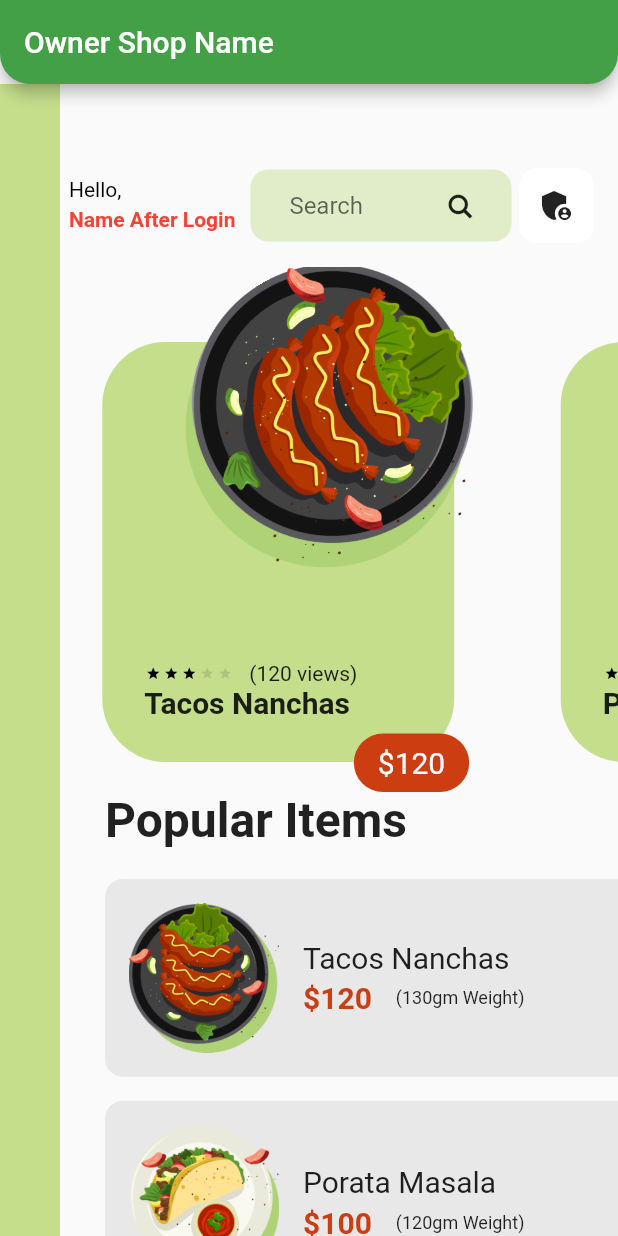
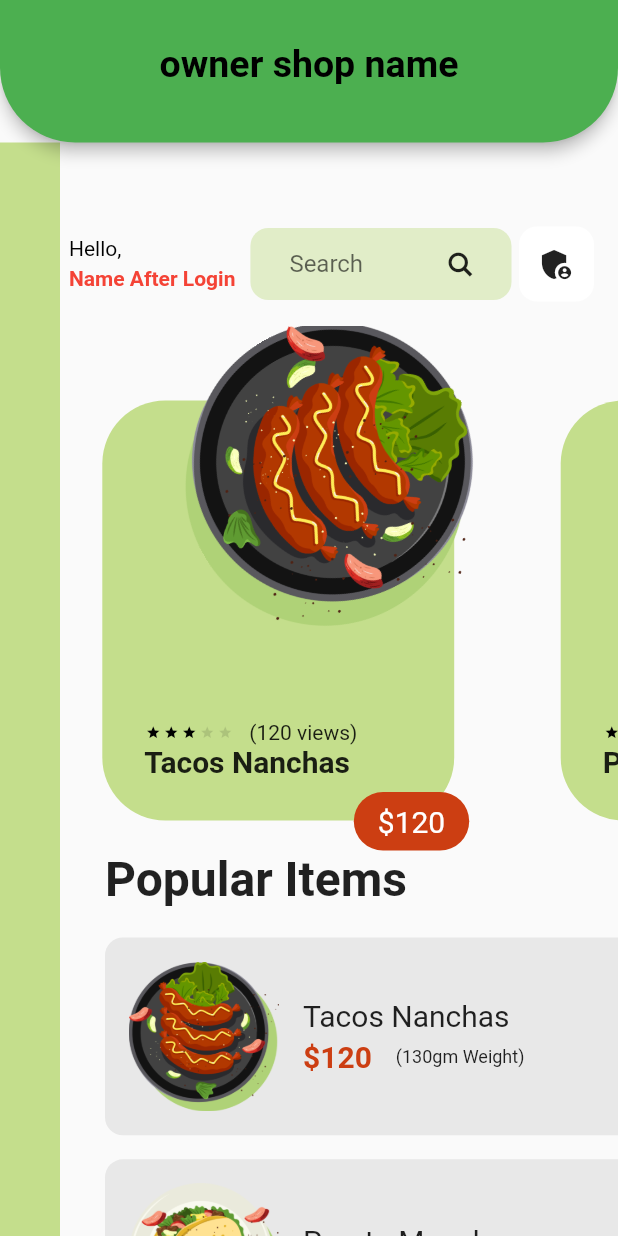
Before and after one commit to TEJESH5210/FOODAPPFLUTTER, a Flutter app: the screen it shows after launch, on a phone screen of 412 x 824 dp. Run offline on Flutter 3.47's test engine with Material 2 defaults, Android fonts, the phone set to English and light mode, and no system bars; drawn by our look-alikes of flutter_rating_bar; our stand-ins replace google_fonts.

Commit message:
this is 2nd  model

```diff
--- a/lib/pages/home_page.dart
+++ b/lib/pages/home_page.dart
@@ -23,13 +23,20 @@ class _HomePageState extends State<HomePage> {
   @override
   Widget build(BuildContext context) {
     return Scaffold(
-      appBar: AppBar(
-        title: Text("Owner Shop Name"),
-        leadingWidth: 80,
-        backgroundColor: Colors.green[600],
-        shape: RoundedRectangleBorder(
-          borderRadius: BorderRadius.vertical(
-            bottom: Radius.circular(20),
+      appBar: PreferredSize(
+        preferredSize: Size.fromHeight(95),
+        child: AppBar(
+          centerTitle: true,
+          title: Text(
+            "\nowner shop name",
+            style: TextStyle(
+                color: Colors.black, fontWeight: FontWeight.bold, fontSize: 25),
+          ),
+          backgroundColor: Colors.green[500],
+          shape: RoundedRectangleBorder(
+            borderRadius: BorderRadius.only(
+                bottomRight: Radius.circular(50),
+                bottomLeft: Radius.circular(50)),
           ),
         ),
       ),
```
